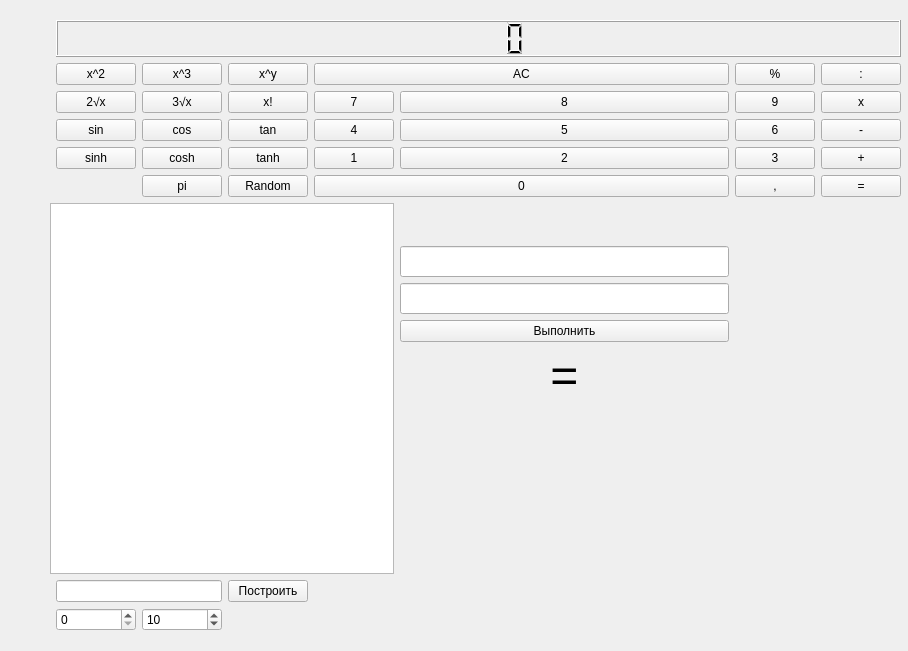
erinaAV/YandexLyceum_project, file Work.ui: the form before one commit.
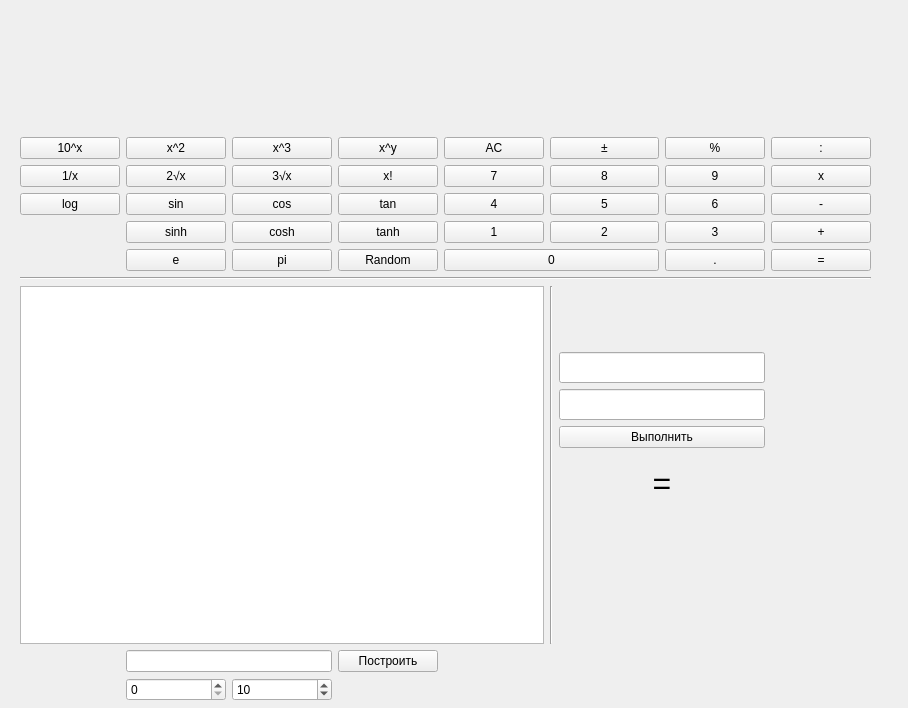
The form after the commit. Custom widgets are drawn as their Qt base class.

Commit message: Добавлены новые функции

The edit to the form file:
```diff
--- a/Work.ui
+++ b/Work.ui
@@ -7,7 +7,7 @@
     <x>0</x>
     <y>0</y>
     <width>908</width>
-    <height>651</height>
+    <height>708</height>
    </rect>
   </property>
   <property name="maximumSize">
@@ -19,22 +19,6 @@
   <property name="windowTitle">
    <string>Построение графика</string>
   </property>
-  <widget class="QPushButton" name="pushButton_factorial">
-   <property name="geometry">
-    <rect>
-     <x>-83</x>
-     <y>37</y>
-     <width>75</width>
-     <height>23</height>
-    </rect>
-   </property>
-   <property name="toolTip">
-    <string>&lt;html&gt;&lt;head/&gt;&lt;body&gt;&lt;p align=&quot;center&quot;&gt;&lt;span style=&quot; font-size:36pt;&quot;&gt;:&lt;/span&gt;&lt;/p&gt;&lt;/body&gt;&lt;/html&gt;</string>
-   </property>
-   <property name="text">
-    <string>x!</string>
-   </property>
-  </widget>
   <widget class="QPushButton" name="pushButton_45">
    <property name="geometry">
     <rect>
@@ -70,40 +54,14 @@
   <widget class="QWidget" name="gridLayoutWidget">
    <property name="geometry">
     <rect>
-     <x>50</x>
-     <y>20</y>
+     <x>20</x>
+     <y>10</y>
      <width>851</width>
-     <height>611</height>
+     <height>691</height>
     </rect>
    </property>
    <layout class="QGridLayout" name="gridLayout">
-    <item row="4" column="5">
-     <widget class="QPushButton" name="pushButton_2">
-      <property name="toolTip">
-       <string>&lt;html&gt;&lt;head/&gt;&lt;body&gt;&lt;p align=&quot;center&quot;&gt;&lt;span style=&quot; font-size:36pt;&quot;&gt;:&lt;/span&gt;&lt;/p&gt;&lt;/body&gt;&lt;/html&gt;</string>
-      </property>
-      <property name="text">
-       <string>2</string>
-      </property>
-      <attribute name="buttonGroup">
-       <string notr="true">buttonGroup_numbers</string>
-      </attribute>
-     </widget>
-    </item>
-    <item row="2" column="5">
-     <widget class="QPushButton" name="pushButton_8">
-      <property name="toolTip">
-       <string>&lt;html&gt;&lt;head/&gt;&lt;body&gt;&lt;p align=&quot;center&quot;&gt;&lt;span style=&quot; font-size:36pt;&quot;&gt;:&lt;/span&gt;&lt;/p&gt;&lt;/body&gt;&lt;/html&gt;</string>
-      </property>
-      <property name="text">
-       <string>8</string>
-      </property>
-      <attribute name="buttonGroup">
-       <string notr="true">buttonGroup_numbers</string>
-      </attribute>
-     </widget>
-    </item>
-    <item row="2" column="7">
+    <item row="2" column="8">
      <widget class="QPushButton" name="pushButton_multiply">
       <property name="text">
        <string>x</string>
@@ -113,16 +71,6 @@
       </attribute>
      </widget>
     </item>
-    <item row="1" column="4" colspan="2">
-     <widget class="QPushButton" name="pushButton_AC">
-      <property name="toolTip">
-       <string>&lt;html&gt;&lt;head/&gt;&lt;body&gt;&lt;p align=&quot;center&quot;&gt;&lt;span style=&quot; font-size:36pt;&quot;&gt;:&lt;/span&gt;&lt;/p&gt;&lt;/body&gt;&lt;/html&gt;</string>
-      </property>
-      <property name="text">
-       <string>AC</string>
-      </property>
-     </widget>
-    </item>
     <item row="2" column="4">
      <widget class="QPushButton" name="pushButton_7">
       <property name="toolTip">
@@ -169,7 +117,7 @@
       </property>
      </widget>
     </item>
-    <item row="7" column="0" rowspan="9" colspan="5">
+    <item row="8" column="0" rowspan="7" colspan="5">
      <widget class="PlotWidget" name="widget"/>
     </item>
     <item row="2" column="1">
@@ -182,7 +130,7 @@
       </property>
      </widget>
     </item>
-    <item row="20" column="3">
+    <item row="19" column="3">
      <widget class="QPushButton" name="pushButton_draw">
       <property name="text">
        <string>Построить</string>
@@ -196,6 +144,13 @@
       </property>
      </widget>
     </item>
+    <item row="7" column="0" colspan="9">
+     <widget class="Line" name="line">
+      <property name="orientation">
+       <enum>Qt::Horizontal</enum>
+      </property>
+     </widget>
+    </item>
     <item row="4" column="4">
      <widget class="QPushButton" name="pushButton_1">
       <property name="toolTip">
@@ -226,7 +181,17 @@
       </property>
      </widget>
     </item>
-    <item row="6" column="7">
+    <item row="1" column="4">
+     <widget class="QPushButton" name="pushButton_AC">
+      <property name="toolTip">
+       <string>&lt;html&gt;&lt;head/&gt;&lt;body&gt;&lt;p align=&quot;center&quot;&gt;&lt;span style=&quot; font-size:36pt;&quot;&gt;:&lt;/span&gt;&lt;/p&gt;&lt;/body&gt;&lt;/html&gt;</string>
+      </property>
+      <property name="text">
+       <string>AC</string>
+      </property>
+     </widget>
+    </item>
+    <item row="6" column="8">
      <widget class="QPushButton" name="pushButton_equally">
       <property name="text">
        <string>=</string>
@@ -236,7 +201,49 @@
       </attribute>
      </widget>
     </item>
-    <item row="4" column="6">
+    <item row="4" column="5" colspan="2">
+     <widget class="QPushButton" name="pushButton_2">
+      <property name="toolTip">
+       <string>&lt;html&gt;&lt;head/&gt;&lt;body&gt;&lt;p align=&quot;center&quot;&gt;&lt;span style=&quot; font-size:36pt;&quot;&gt;:&lt;/span&gt;&lt;/p&gt;&lt;/body&gt;&lt;/html&gt;</string>
+      </property>
+      <property name="text">
+       <string>2</string>
+      </property>
+      <attribute name="buttonGroup">
+       <string notr="true">buttonGroup_numbers</string>
+      </attribute>
+     </widget>
+    </item>
+    <item row="2" column="3">
+     <widget class="QPushButton" name="pushButton_factorial">
+      <property name="toolTip">
+       <string>&lt;html&gt;&lt;head/&gt;&lt;body&gt;&lt;p align=&quot;center&quot;&gt;&lt;span style=&quot; font-size:36pt;&quot;&gt;:&lt;/span&gt;&lt;/p&gt;&lt;/body&gt;&lt;/html&gt;</string>
+      </property>
+      <property name="text">
+       <string>x!</string>
+      </property>
+     </widget>
+    </item>
+    <item row="8" column="5" rowspan="7">
+     <widget class="Line" name="line_2">
+      <property name="orientation">
+       <enum>Qt::Vertical</enum>
+      </property>
+     </widget>
+    </item>
+    <item row="13" column="6" colspan="2">
+     <widget class="QLabel" name="lblSum">
+      <property name="font">
+       <font>
+        <pointsize>14</pointsize>
+       </font>
+      </property>
+      <property name="text">
+       <string>&lt;html&gt;&lt;head/&gt;&lt;body&gt;&lt;p align=&quot;center&quot;&gt;&lt;br/&gt;&lt;/p&gt;&lt;/body&gt;&lt;/html&gt;</string>
+      </property>
+     </widget>
+    </item>
+    <item row="4" column="7">
      <widget class="QPushButton" name="pushButton_3">
       <property name="toolTip">
        <string>&lt;html&gt;&lt;head/&gt;&lt;body&gt;&lt;p align=&quot;center&quot;&gt;&lt;span style=&quot; font-size:36pt;&quot;&gt;:&lt;/span&gt;&lt;/p&gt;&lt;/body&gt;&lt;/html&gt;</string>
@@ -249,13 +256,13 @@
       </attribute>
      </widget>
     </item>
-    <item row="6" column="6">
+    <item row="6" column="7">
      <widget class="QPushButton" name="pushButton_comma">
       <property name="toolTip">
        <string>&lt;html&gt;&lt;head/&gt;&lt;body&gt;&lt;p align=&quot;center&quot;&gt;&lt;span style=&quot; font-size:36pt;&quot;&gt;:&lt;/span&gt;&lt;/p&gt;&lt;/body&gt;&lt;/html&gt;</string>
       </property>
       <property name="text">
-       <string>,</string>
+       <string>.</string>
       </property>
      </widget>
     </item>
@@ -269,7 +276,7 @@
       </property>
      </widget>
     </item>
-    <item row="4" column="7">
+    <item row="4" column="8">
      <widget class="QPushButton" name="pushButton_plus">
       <property name="text">
        <string>+</string>
@@ -279,16 +286,6 @@
       </attribute>
      </widget>
     </item>
-    <item row="2" column="3">
-     <widget class="QPushButton" name="pushButton_factorial_2">
-      <property name="toolTip">
-       <string>&lt;html&gt;&lt;head/&gt;&lt;body&gt;&lt;p align=&quot;center&quot;&gt;&lt;span style=&quot; font-size:36pt;&quot;&gt;:&lt;/span&gt;&lt;/p&gt;&lt;/body&gt;&lt;/html&gt;</string>
-      </property>
-      <property name="text">
-       <string>x!</string>
-      </property>
-     </widget>
-    </item>
     <item row="1" column="2">
      <widget class="QPushButton" name="pushButton_cube">
       <property name="toolTip">
@@ -299,10 +296,10 @@
       </property>
      </widget>
     </item>
-    <item row="21" column="1">
+    <item row="20" column="1">
      <widget class="QSpinBox" name="spinBox_a"/>
     </item>
-    <item row="1" column="7">
+    <item row="1" column="8">
      <widget class="QPushButton" name="pushButton_division">
       <property name="toolTip">
        <string>&lt;html&gt;&lt;head/&gt;&lt;body&gt;&lt;p align=&quot;center&quot;&gt;&lt;span style=&quot; font-size:36pt;&quot;&gt;:&lt;/span&gt;&lt;/p&gt;&lt;/body&gt;&lt;/html&gt;</string>
@@ -315,23 +312,21 @@
       </attribute>
      </widget>
     </item>
-    <item row="3" column="5">
-     <widget class="QPushButton" name="pushButton_5">
-      <property name="toolTip">
-       <string>&lt;html&gt;&lt;head/&gt;&lt;body&gt;&lt;p align=&quot;center&quot;&gt;&lt;span style=&quot; font-size:36pt;&quot;&gt;:&lt;/span&gt;&lt;/p&gt;&lt;/body&gt;&lt;/html&gt;</string>
+    <item row="12" column="6" colspan="2">
+     <widget class="QLabel" name="label">
+      <property name="text">
+       <string>&lt;html&gt;&lt;head/&gt;&lt;body&gt;&lt;p align=&quot;center&quot;&gt;&lt;span style=&quot; font-size:24pt;&quot;&gt;=&lt;/span&gt;&lt;/p&gt;&lt;/body&gt;&lt;/html&gt;</string>
       </property>
-      <property name="whatsThis">
-       <string>&lt;html&gt;&lt;head/&gt;&lt;body&gt;&lt;p&gt;5&lt;/p&gt;&lt;/body&gt;&lt;/html&gt;</string>
-      </property>
+     </widget>
+    </item>
+    <item row="1" column="0">
+     <widget class="QPushButton" name="pushButton_10x">
       <property name="text">
-       <string>5</string>
+       <string>10^x</string>
       </property>
-      <attribute name="buttonGroup">
-       <string notr="true">buttonGroup_numbers</string>
-      </attribute>
      </widget>
     </item>
-    <item row="3" column="6">
+    <item row="3" column="7">
      <widget class="QPushButton" name="pushButton_6">
       <property name="toolTip">
        <string>&lt;html&gt;&lt;head/&gt;&lt;body&gt;&lt;p align=&quot;center&quot;&gt;&lt;span style=&quot; font-size:36pt;&quot;&gt;:&lt;/span&gt;&lt;/p&gt;&lt;/body&gt;&lt;/html&gt;</string>
@@ -357,7 +352,7 @@
       </attribute>
      </widget>
     </item>
-    <item row="3" column="7">
+    <item row="3" column="8">
      <widget class="QPushButton" name="pushButton_minus">
       <property name="text">
        <string>-</string>
@@ -367,14 +362,57 @@
       </attribute>
      </widget>
     </item>
-    <item row="21" column="2">
+    <item row="11" column="6" colspan="2">
+     <widget class="QPushButton" name="btnResult">
+      <property name="text">
+       <string>Выполнить</string>
+      </property>
+     </widget>
+    </item>
+    <item row="1" column="5" colspan="2">
+     <widget class="QPushButton" name="pushButton_plus_minus">
+      <property name="text">
+       <string>±</string>
+      </property>
+     </widget>
+    </item>
+    <item row="20" column="2">
      <widget class="QSpinBox" name="spinBox_b">
       <property name="value">
        <number>10</number>
       </property>
      </widget>
     </item>
-    <item row="20" column="1" colspan="2">
+    <item row="2" column="5" colspan="2">
+     <widget class="QPushButton" name="pushButton_8">
+      <property name="toolTip">
+       <string>&lt;html&gt;&lt;head/&gt;&lt;body&gt;&lt;p align=&quot;center&quot;&gt;&lt;span style=&quot; font-size:36pt;&quot;&gt;:&lt;/span&gt;&lt;/p&gt;&lt;/body&gt;&lt;/html&gt;</string>
+      </property>
+      <property name="text">
+       <string>8</string>
+      </property>
+      <attribute name="buttonGroup">
+       <string notr="true">buttonGroup_numbers</string>
+      </attribute>
+     </widget>
+    </item>
+    <item row="3" column="5" colspan="2">
+     <widget class="QPushButton" name="pushButton_5">
+      <property name="toolTip">
+       <string>&lt;html&gt;&lt;head/&gt;&lt;body&gt;&lt;p align=&quot;center&quot;&gt;&lt;span style=&quot; font-size:36pt;&quot;&gt;:&lt;/span&gt;&lt;/p&gt;&lt;/body&gt;&lt;/html&gt;</string>
+      </property>
+      <property name="whatsThis">
+       <string>&lt;html&gt;&lt;head/&gt;&lt;body&gt;&lt;p&gt;5&lt;/p&gt;&lt;/body&gt;&lt;/html&gt;</string>
+      </property>
+      <property name="text">
+       <string>5</string>
+      </property>
+      <attribute name="buttonGroup">
+       <string notr="true">buttonGroup_numbers</string>
+      </attribute>
+     </widget>
+    </item>
+    <item row="19" column="1" colspan="2">
      <widget class="QLineEdit" name="lineEdit">
       <property name="maximumSize">
        <size>
@@ -384,7 +422,7 @@
       </property>
      </widget>
     </item>
-    <item row="1" column="6">
+    <item row="1" column="7">
      <widget class="QPushButton" name="pushButton_percent">
       <property name="toolTip">
        <string>&lt;html&gt;&lt;head/&gt;&lt;body&gt;&lt;p align=&quot;center&quot;&gt;&lt;span style=&quot; font-size:36pt;&quot;&gt;:&lt;/span&gt;&lt;/p&gt;&lt;/body&gt;&lt;/html&gt;</string>
@@ -404,6 +442,13 @@
       </property>
      </widget>
     </item>
+    <item row="4" column="2">
+     <widget class="QPushButton" name="pushButton_cosh">
+      <property name="text">
+       <string>cosh</string>
+      </property>
+     </widget>
+    </item>
     <item row="6" column="2">
      <widget class="QPushButton" name="pushButton_pi">
       <property name="text">
@@ -411,6 +456,33 @@
       </property>
      </widget>
     </item>
+    <item row="10" column="6" colspan="2">
+     <widget class="QLineEdit" name="txtNum2">
+      <property name="font">
+       <font>
+        <pointsize>14</pointsize>
+       </font>
+      </property>
+      <property name="toolTip">
+       <string>&lt;html&gt;&lt;head/&gt;&lt;body&gt;&lt;p&gt;&lt;span style=&quot; font-size:12pt;&quot;&gt;Система счисления от &lt;/span&gt;&lt;span style=&quot; font-size:12pt; font-weight:600;&quot;&gt;2&lt;/span&gt;&lt;span style=&quot; font-size:12pt;&quot;&gt; до &lt;/span&gt;&lt;span style=&quot; font-size:12pt; font-weight:600;&quot;&gt;36&lt;/span&gt;&lt;span style=&quot; font-size:12pt;&quot;&gt;!&lt;/span&gt;&lt;/p&gt;&lt;/body&gt;&lt;/html&gt;</string>
+      </property>
+      <property name="maxLength">
+       <number>2</number>
+      </property>
+     </widget>
+    </item>
+    <item row="9" column="6" colspan="2">
+     <widget class="QLineEdit" name="txtNum1">
+      <property name="font">
+       <font>
+        <pointsize>14</pointsize>
+       </font>
+      </property>
+      <property name="toolTip">
+       <string>&lt;html&gt;&lt;head/&gt;&lt;body&gt;&lt;p&gt;&lt;span style=&quot; font-size:12pt;&quot;&gt;Введите число в системе счисления от &lt;/span&gt;&lt;span style=&quot; font-size:12pt; font-weight:600;&quot;&gt;2&lt;/span&gt;&lt;span style=&quot; font-size:12pt;&quot;&gt; до &lt;/span&gt;&lt;span style=&quot; font-size:12pt; font-weight:600;&quot;&gt;36&lt;/span&gt;&lt;span style=&quot; font-size:12pt;&quot;&gt; и результат будет в &lt;/span&gt;&lt;span style=&quot; font-size:12pt; font-weight:600;&quot;&gt;10&lt;/span&gt;&lt;span style=&quot; font-size:12pt;&quot;&gt;-ной сс.&lt;/span&gt;&lt;/p&gt;&lt;/body&gt;&lt;/html&gt;</string>
+      </property>
+     </widget>
+    </item>
     <item row="2" column="2">
      <widget class="QPushButton" name="pushButton_cube_root">
       <property name="toolTip">
@@ -421,7 +493,7 @@
       </property>
      </widget>
     </item>
-    <item row="6" column="4" colspan="2">
+    <item row="6" column="4" colspan="3">
      <widget class="QPushButton" name="pushButton_0">
       <property name="toolTip">
        <string>&lt;html&gt;&lt;head/&gt;&lt;body&gt;&lt;p align=&quot;center&quot;&gt;&lt;span style=&quot; font-size:36pt;&quot;&gt;:&lt;/span&gt;&lt;/p&gt;&lt;/body&gt;&lt;/html&gt;</string>
@@ -434,7 +506,7 @@
       </attribute>
      </widget>
     </item>
-    <item row="2" column="6">
+    <item row="2" column="7">
      <widget class="QPushButton" name="pushButton_9">
       <property name="toolTip">
        <string>&lt;html&gt;&lt;head/&gt;&lt;body&gt;&lt;p align=&quot;center&quot;&gt;&lt;span style=&quot; font-size:36pt;&quot;&gt;:&lt;/span&gt;&lt;/p&gt;&lt;/body&gt;&lt;/html&gt;</string>
@@ -447,66 +519,36 @@
       </attribute>
      </widget>
     </item>
-    <item row="4" column="2">
-     <widget class="QPushButton" name="pushButton_cosh">
-      <property name="text">
-       <string>cosh</string>
-      </property>
-     </widget>
-    </item>
-    <item row="0" column="1" colspan="7">
-     <widget class="QLCDNumber" name="table"/>
-    </item>
-    <item row="12" column="5">
-     <widget class="QLabel" name="lblSum">
+    <item row="0" column="3" colspan="6">
+     <widget class="QLabel" name="table">
       <property name="font">
        <font>
         <pointsize>14</pointsize>
        </font>
       </property>
       <property name="text">
-       <string/>
+       <string>&lt;html&gt;&lt;head/&gt;&lt;body&gt;&lt;p align=&quot;right&quot;&gt;&lt;span style=&quot; font-size:64pt;&quot;&gt;&lt;br/&gt;&lt;/span&gt;&lt;/p&gt;&lt;/body&gt;&lt;/html&gt;</string>
       </property>
      </widget>
     </item>
-    <item row="11" column="5">
-     <widget class="QLabel" name="label">
+    <item row="2" column="0">
+     <widget class="QPushButton" name="pushButton_inverse_fraction">
       <property name="text">
-       <string>&lt;html&gt;&lt;head/&gt;&lt;body&gt;&lt;p align=&quot;center&quot;&gt;&lt;span style=&quot; font-size:36pt;&quot;&gt;=&lt;/span&gt;&lt;/p&gt;&lt;/body&gt;&lt;/html&gt;</string>
+       <string>1/x</string>
       </property>
      </widget>
     </item>
-    <item row="10" column="5">
-     <widget class="QPushButton" name="btnResult">
+    <item row="3" column="0">
+     <widget class="QPushButton" name="pushButton_log">
       <property name="text">
-       <string>Выполнить</string>
+       <string>log</string>
       </property>
      </widget>
     </item>
-    <item row="9" column="5">
-     <widget class="QLineEdit" name="txtNum2">
-      <property name="font">
-       <font>
-        <pointsize>14</pointsize>
-       </font>
-      </property>
-      <property name="toolTip">
-       <string>&lt;html&gt;&lt;head/&gt;&lt;body&gt;&lt;p&gt;&lt;span style=&quot; font-size:12pt;&quot;&gt;Система счисления от &lt;/span&gt;&lt;span style=&quot; font-size:12pt; font-weight:600;&quot;&gt;2&lt;/span&gt;&lt;span style=&quot; font-size:12pt;&quot;&gt; до &lt;/span&gt;&lt;span style=&quot; font-size:12pt; font-weight:600;&quot;&gt;36&lt;/span&gt;&lt;span style=&quot; font-size:12pt;&quot;&gt;!&lt;/span&gt;&lt;/p&gt;&lt;/body&gt;&lt;/html&gt;</string>
-      </property>
-      <property name="maxLength">
-       <number>2</number>
-      </property>
-     </widget>
-    </item>
-    <item row="8" column="5">
-     <widget class="QLineEdit" name="txtNum1">
-      <property name="font">
-       <font>
-        <pointsize>14</pointsize>
-       </font>
-      </property>
-      <property name="toolTip">
-       <string>&lt;html&gt;&lt;head/&gt;&lt;body&gt;&lt;p&gt;&lt;span style=&quot; font-size:12pt;&quot;&gt;Введите число в системе счисления от &lt;/span&gt;&lt;span style=&quot; font-size:12pt; font-weight:600;&quot;&gt;2&lt;/span&gt;&lt;span style=&quot; font-size:12pt;&quot;&gt; до &lt;/span&gt;&lt;span style=&quot; font-size:12pt; font-weight:600;&quot;&gt;36&lt;/span&gt;&lt;span style=&quot; font-size:12pt;&quot;&gt; и результат будет в &lt;/span&gt;&lt;span style=&quot; font-size:12pt; font-weight:600;&quot;&gt;10&lt;/span&gt;&lt;span style=&quot; font-size:12pt;&quot;&gt;-ной сс.&lt;/span&gt;&lt;/p&gt;&lt;/body&gt;&lt;/html&gt;</string>
+    <item row="6" column="1">
+     <widget class="QPushButton" name="pushButton_e">
+      <property name="text">
+       <string>e</string>
       </property>
      </widget>
     </item>
```
The commit also changes 2 other files.
